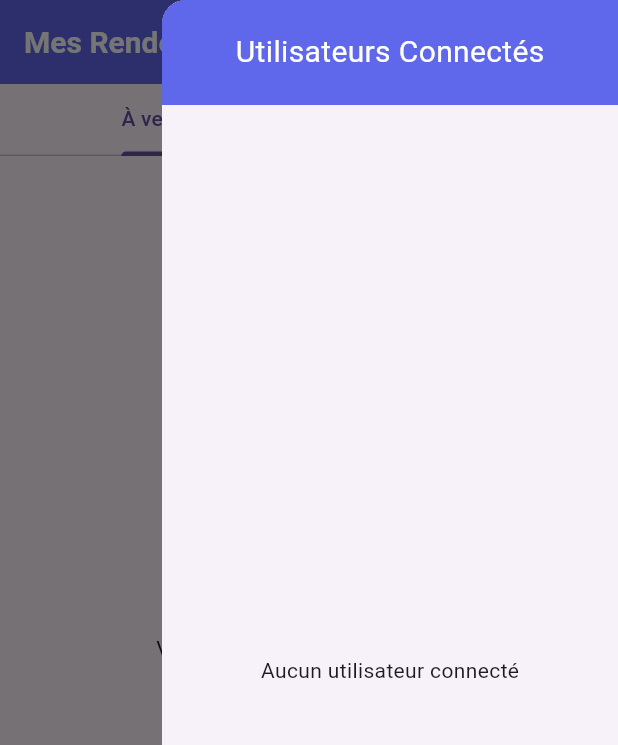
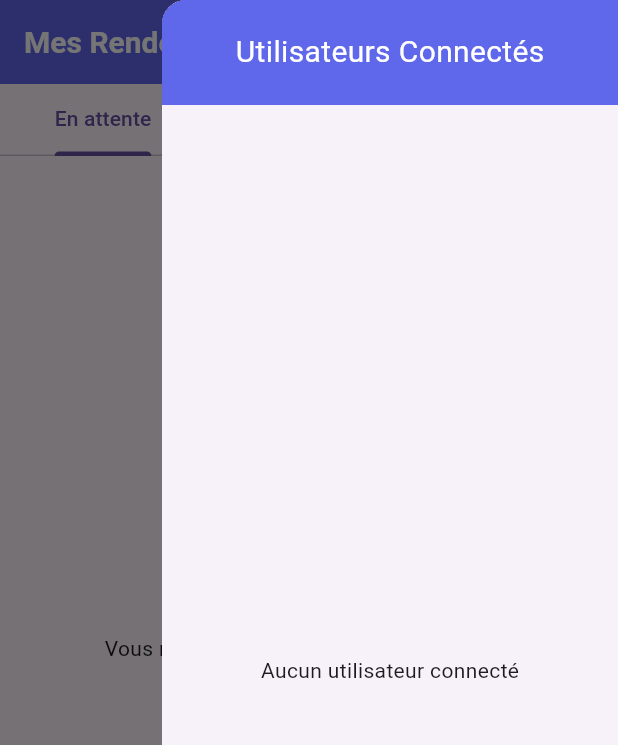
Before and after one commit to AmineIsWorking/TutorInsa, a Flutter app: the RDVPage screen opened directly, in the side drawer, after a tap on the "add" icon, on a phone screen of 412 x 824 dp. Shown: the top 745 px of the screen. Run offline on Flutter 3.47's test engine with Material 3 defaults, Android fonts, the light colour scheme and no system bars; drawn by our look-alikes of google_nav_bar; our stand-ins replace cloud_firestore, confetti, firebase_core, firebase_storage, image_picker, page_transition and 2 more; missing offline and left inert: clipboard; accounts and stored records are empty.

Commit message:
problème rdv reglé

```diff
--- a/lib/pages/User/rdv.dart
+++ b/lib/pages/User/rdv.dart
@@ -15,27 +15,27 @@ class RDVPage extends StatefulWidget {
 class _RDVPageState extends State<RDVPage> {
   List<Map<String, dynamic>> _upcomingRDVs = [];
   List<Map<String, dynamic>> _pastRDVs = [];
+  List<Map<String, dynamic>> _pendingRDVs = [];
   Map<String, Map<String, List<Map<String, dynamic>>>> _usersBySubjectsAndYear = {};
   int _selectedIndex = 3; // Set the default selected index to RDV
 
   @override
   void initState() {
     super.initState();
-    _fetchRendezVous();
+    _fetchAcceptedRendezVous();
+    _fetchPendingRendezVous();
     _fetchConnectedUsers();
   }
 
-  Future<void> _fetchRendezVous() async {
-    // Récupérez l'identifiant de l'utilisateur à partir de SharedPreferences
+  Future<void> _fetchAcceptedRendezVous() async {
     SharedPreferences prefs = await SharedPreferences.getInstance();
     String? userId = prefs.getString('userId');
 
     if (userId == null) {
-      // Gérez l'erreur si l'utilisateur n'est pas connecté ou si l'ID utilisateur est manquant
       return;
     }
 
-    CollectionReference rendezVousRef = FirebaseFirestore.instance.collection('Rendezvous');
+    CollectionReference rendezVousRef = FirebaseFirestore.instance.collection('Rendezvousacceptes');
     QuerySnapshot querySnapshot = await rendezVousRef.where('InitiatedBy', isEqualTo: userId).get();
 
     final now = DateTime.now();
@@ -45,13 +45,7 @@ class _RDVPageState extends State<RDVPage> {
     for (var doc in querySnapshot.docs) {
       Map<String, dynamic> data = doc.data() as Map<String, dynamic>;
       DateTime rdvDate = DateTime.parse(data['Date']);
-      data['id'] = doc.id; // Add document ID to the data
-
-      // Fetch user who initiated the RDV
-      if (data['InitiatedBy'] != null) {
-        DocumentSnapshot userSnapshot = await FirebaseFirestore.instance.collection('Users').doc(data['InitiatedBy']).get();
-        data['initiatedByUser'] = userSnapshot.data();
-      }
+      data['id'] = doc.id;
 
       if (rdvDate.isAfter(now)) {
         upcomingRDVs.add(data);
@@ -66,6 +60,30 @@ class _RDVPageState extends State<RDVPage> {
     });
   }
 
+  Future<void> _fetchPendingRendezVous() async {
+    SharedPreferences prefs = await SharedPreferences.getInstance();
+    String? userId = prefs.getString('userId');
+
+    if (userId == null) {
+      return;
+    }
+
+    CollectionReference rendezVousRef = FirebaseFirestore.instance.collection('Rendezvous');
+    QuerySnapshot querySnapshot = await rendezVousRef.where('InitiatedBy', isEqualTo: userId).get();
+
+    final pendingRDVs = <Map<String, dynamic>>[];
+
+    for (var doc in querySnapshot.docs) {
+      Map<String, dynamic> data = doc.data() as Map<String, dynamic>;
+      data['id'] = doc.id;
+      pendingRDVs.add(data);
+    }
+
+    setState(() {
+      _pendingRDVs = pendingRDVs;
+    });
+  }
+
   Future<void> _fetchConnectedUsers() async {
     CollectionReference usersRef = FirebaseFirestore.instance.collection('Users');
     QuerySnapshot querySnapshot = await usersRef
@@ -77,7 +95,7 @@ class _RDVPageState extends State<RDVPage> {
 
     for (var doc in querySnapshot.docs) {
       Map<String, dynamic> data = doc.data() as Map<String, dynamic>;
-      data['id'] = doc.id; // Add document ID to the data
+      data['id'] = doc.id;
       List<String> subjects = List<String>.from(data['Matieres'] ?? []);
       String year = data['Annee'] ?? 'Inconnue';
 
@@ -100,7 +118,7 @@ class _RDVPageState extends State<RDVPage> {
   Widget _buildRendezVousList(List<Map<String, dynamic>> rdvs) {
     if (rdvs.isEmpty) {
       return const Center(
-        child: Text("Vous n'avez pas de rendez-vous"),
+        child: Text("Vous n'avez pas de rendez-vous en attente"),
       );
     }
 
@@ -110,13 +128,10 @@ class _RDVPageState extends State<RDVPage> {
         final rdv = rdvs[index];
         final rdvDate = DateTime.parse(rdv['Date']);
         final rdvTime = rdv['Time'];
-        final initiator = rdv['initiatedByUser'] != null
-            ? '${rdv['initiatedByUser']['Nom']} ${rdv['initiatedByUser']['Prénom']}'
-            : 'Inconnu';
 
         return ListTile(
           title: Text(rdv['Matiere'] ?? 'No Description'),
-          subtitle: Text('Date: ${rdvDate.toLocal()} \nHeure: $rdvTime \nInitiated by: $initiator'),
+          subtitle: Text('Date: ${rdvDate.toLocal()} \nHeure: $rdvTime'),
         );
       },
     );
@@ -138,21 +153,9 @@ class _RDVPageState extends State<RDVPage> {
         return Column(
           crossAxisAlignment: CrossAxisAlignment.start,
           children: [
-            Row(
-              mainAxisAlignment: MainAxisAlignment.spaceBetween,
-              children: [
-                Text(
-                  subject,
-                  style: const TextStyle(fontSize: 18, fontWeight: FontWeight.bold),
-                ),
-                ...years.entries.map((yearEntry) {
-                  String year = yearEntry.key;
-                  return Text(
-                    '$year',
-                    style: const TextStyle(fontSize: 16, fontWeight: FontWeight.bold),
-                  );
-                }).toList(),
-              ],
+            Text(
+              subject,
+              style: const TextStyle(fontSize: 18, fontWeight: FontWeight.bold),
             ),
             const Divider(),
             ...years.entries.expand((yearEntry) {
@@ -247,14 +250,12 @@ class _RDVPageState extends State<RDVPage> {
     String? _currentUserId = prefs.getString('userId');
 
     if (_currentUserId == null) {
-      // Handle the case where the user ID is not found
       return;
     }
 
     String userId = user['id'];
     String conversationId = '';
 
-    // Check if a conversation already exists
     QuerySnapshot conversationSnapshot = await FirebaseFirestore.instance
         .collection('conversations')
         .where('participants', arrayContains: _currentUserId)
@@ -269,7 +270,6 @@ class _RDVPageState extends State<RDVPage> {
     }
 
     if (conversationId.isEmpty) {
-      // Create a new conversation
       DocumentReference conversationRef = await FirebaseFirestore.instance.collection('conversations').add({
         'participants': [_currentUserId, userId],
         'lastMessage': message,
@@ -277,21 +277,18 @@ class _RDVPageState extends State<RDVPage> {
       });
       conversationId = conversationRef.id;
     } else {
-      // Update the existing conversation with the new message
       await FirebaseFirestore.instance.collection('conversations').doc(conversationId).update({
         'lastMessage': message,
         'timestamp': FieldValue.serverTimestamp(),
       });
     }
 
-    // Add the message to the messages subcollection
     await FirebaseFirestore.instance.collection('conversations').doc(conversationId).collection('messages').add({
       'text': message,
       'senderId': _currentUserId,
       'timestamp': FieldValue.serverTimestamp(),
     });
 
-    // Navigate to ChatPage
     Navigator.push(
       context,
       PageRouteBuilder(
@@ -349,7 +346,7 @@ class _RDVPageState extends State<RDVPage> {
         child: Column(
           children: <Widget>[
             Container(
-              height: 70, // Set the height to your preference
+              height: 70,
               color: const Color(0xFF5F67EA),
               child: const Align(
                 alignment: Alignment.center,
@@ -369,11 +366,12 @@ class _RDVPageState extends State<RDVPage> {
         ),
       ),
       body: DefaultTabController(
-        length: 2,
+        length: 3,
         child: Column(
           children: [
             const TabBar(
               tabs: [
+                Tab(text: 'En attente'),
                 Tab(text: 'À venir'),
                 Tab(text: 'Passés'),
               ],
@@ -381,6 +379,7 @@ class _RDVPageState extends State<RDVPage> {
             Expanded(
               child: TabBarView(
                 children: [
+                  _buildRendezVousList(_pendingRDVs),
                   _buildRendezVousList(_upcomingRDVs),
                   _buildRendezVousList(_pastRDVs),
                 ],
@@ -395,7 +394,8 @@ class _RDVPageState extends State<RDVPage> {
             context,
             MaterialPageRoute(builder: (context) => const createRdv()),
           ).then((value) {
-            _fetchRendezVous(); // Rafraîchit la liste des rendez-vous après la création d'un nouveau RDV
+            _fetchAcceptedRendezVous();
+            _fetchPendingRendezVous();
           });
         },
         backgroundColor: const Color(0xFF5F67EA),
```
